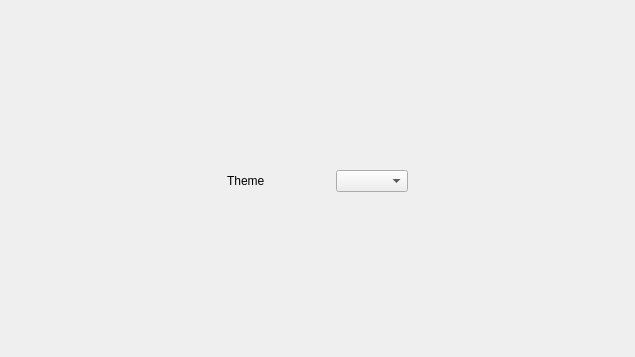
Old version of the form code/wgt_pages/page_settings.ui in the repository fostfox/snake_game.
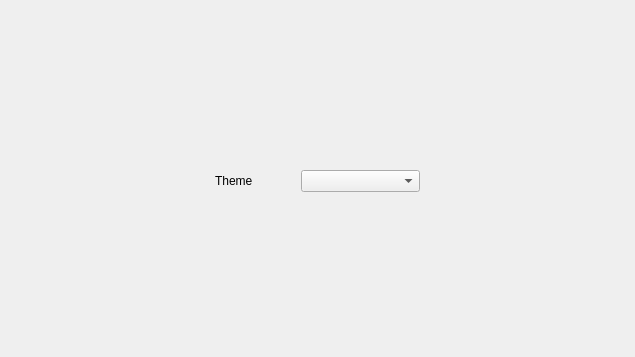
New version of the form.

The edit to the form file:
```diff
--- a/code/wgt_pages/page_settings.ui
+++ b/code/wgt_pages/page_settings.ui
@@ -63,7 +63,7 @@
       </spacer>
      </item>
      <item>
-      <layout class="QHBoxLayout" name="horizontalLayout_3" stretch="6,5,6">
+      <layout class="QHBoxLayout" name="horizontalLayout_3" stretch="6,6,6">
        <item>
         <spacer name="horizontalSpacer_3">
          <property name="orientation">
@@ -78,7 +78,7 @@
         </spacer>
        </item>
        <item>
-        <layout class="QHBoxLayout" name="horizontalLayout" stretch="2,1,2">
+        <layout class="QHBoxLayout" name="horizontalLayout" stretch="1,1,3">
          <item>
           <widget class="QLabel" name="labelTheme">
            <property name="text">
```
